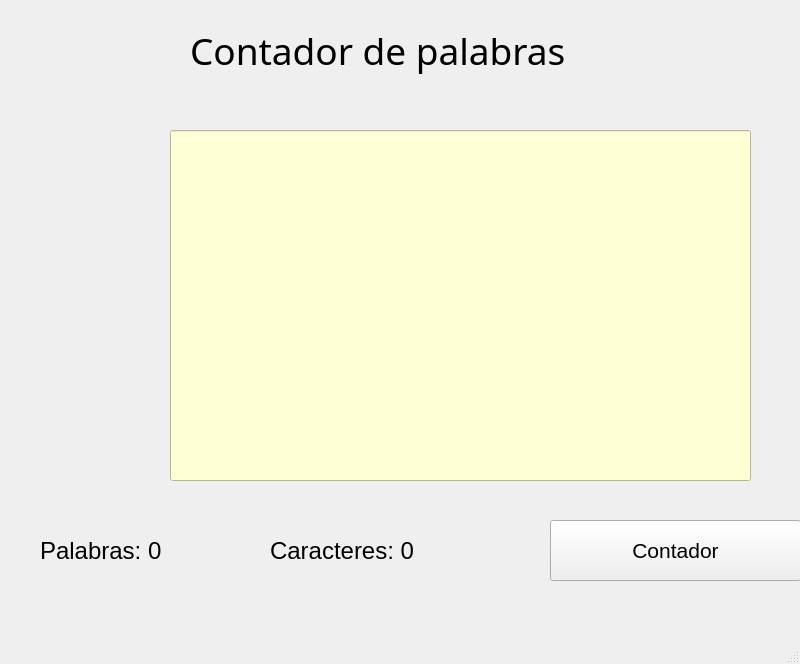
First picture: the form in ContadorPalabras.ui, repository axel5200/ContadorPalabrasAGAI, before the edit.
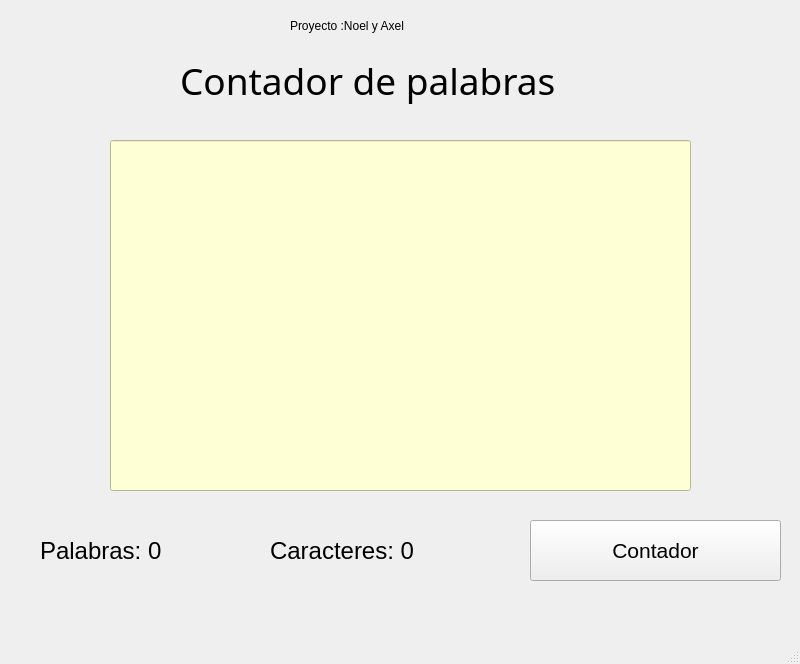
Second picture: the form after the edit. Icons and pictures are not drawn.

Commit message: Se añadio el titulo de la actividad 👍

What changed in the file:
```diff
--- a/ContadorPalabras.ui
+++ b/ContadorPalabras.ui
@@ -17,9 +17,9 @@
    <widget class="QLabel" name="label">
     <property name="geometry">
      <rect>
-      <x>190</x>
-      <y>0</y>
-      <width>521</width>
+      <x>180</x>
+      <y>30</y>
+      <width>441</width>
       <height>101</height>
      </rect>
     </property>
@@ -38,8 +38,8 @@
    <widget class="QLineEdit" name="edtCaracteres">
     <property name="geometry">
      <rect>
-      <x>170</x>
-      <y>130</y>
+      <x>110</x>
+      <y>140</y>
       <width>581</width>
       <height>351</height>
      </rect>
@@ -101,7 +101,7 @@
    <widget class="QPushButton" name="btnContar">
     <property name="geometry">
      <rect>
-      <x>550</x>
+      <x>530</x>
       <y>520</y>
       <width>251</width>
       <height>61</height>
@@ -138,6 +138,22 @@
      <bool>true</bool>
     </property>
    </widget>
+   <widget class="QLabel" name="label_3">
+    <property name="geometry">
+     <rect>
+      <x>290</x>
+      <y>10</y>
+      <width>221</width>
+      <height>31</height>
+     </rect>
+    </property>
+    <property name="styleSheet">
+     <string notr="true">font: 14pt &quot;MS Shell Dlg 2&quot;;</string>
+    </property>
+    <property name="text">
+     <string>Proyecto :Noel y Axel</string>
+    </property>
+   </widget>
   </widget>
   <widget class="QMenuBar" name="menubar">
    <property name="geometry">
```
